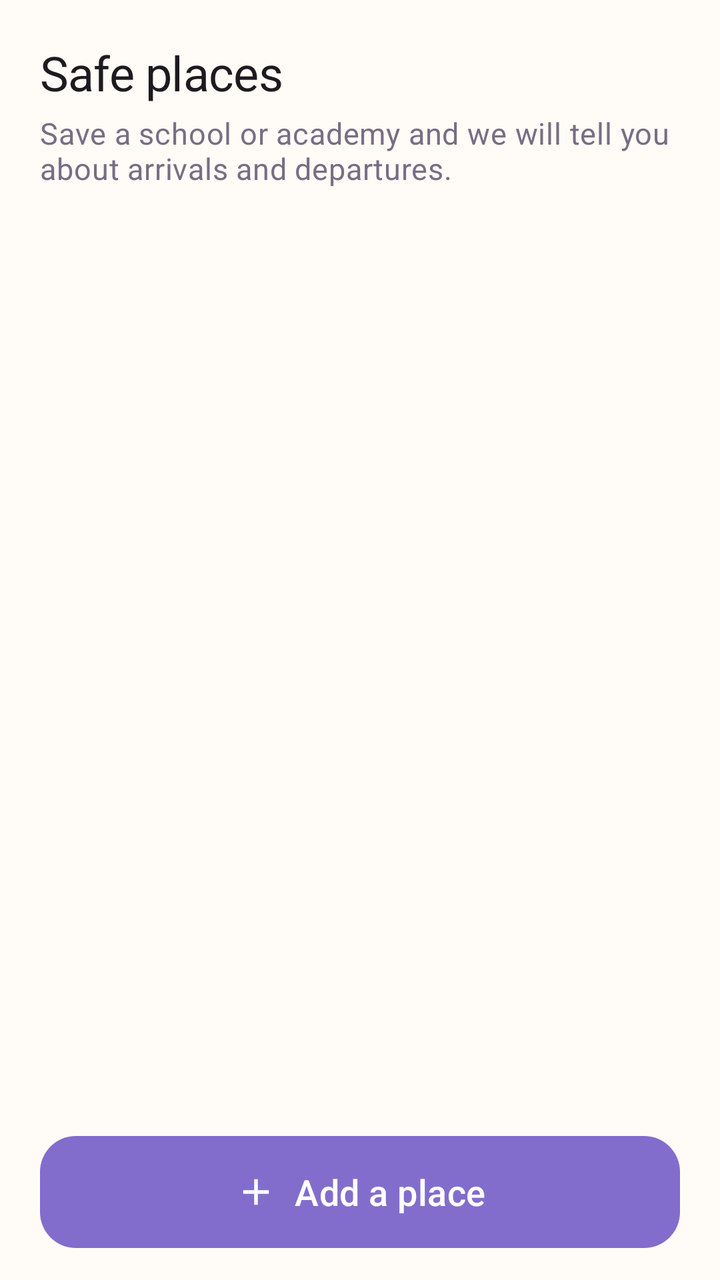
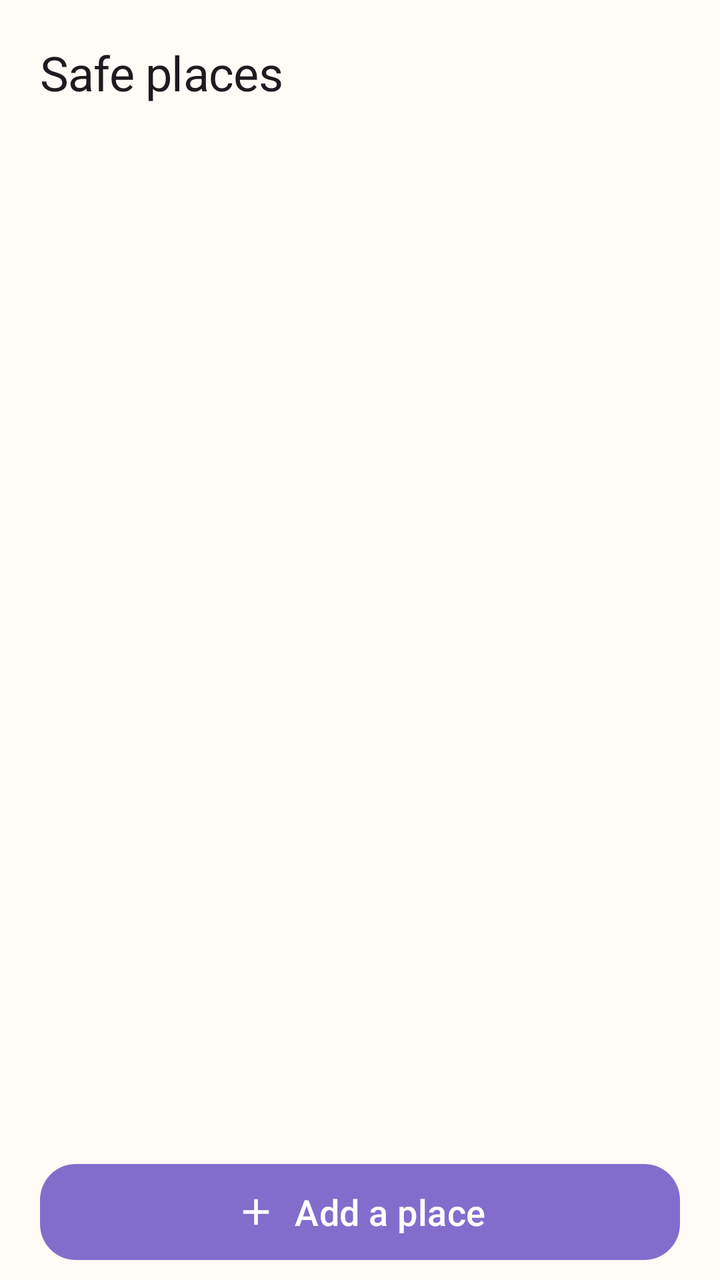

Screens rendered from an Android XML layout before and after an edit, with the pre-edit source and the edit as a unified diff.
<!-- AndroidManifest.xml: application theme Theme.KidCare -->
<!-- res/layout/fragment_place.xml -->
<?xml version="1.0" encoding="utf-8"?>
<FrameLayout xmlns:android="http://schemas.android.com/apk/res/android"
    xmlns:app="http://schemas.android.com/apk/res-auto"
    android:layout_width="match_parent"
    android:layout_height="match_parent">

    
    <LinearLayout
        android:id="@+id/list_pane"
        android:layout_width="match_parent"
        android:layout_height="match_parent"
        android:orientation="vertical">

        <LinearLayout
            android:layout_width="match_parent"
            android:layout_height="wrap_content"
            android:orientation="vertical"
            android:paddingHorizontal="@dimen/edge"
            android:paddingTop="20dp"
            android:paddingBottom="12dp">

            <TextView
                android:layout_width="match_parent"
                android:layout_height="wrap_content"
                android:text="@string/place_header_title"
                android:textAppearance="?attr/textAppearanceHeadlineSmall" />

            <TextView
                android:layout_width="match_parent"
                android:layout_height="wrap_content"
                android:layout_marginTop="4dp"
                android:text="@string/place_header_subtitle"
                android:textAppearance="?attr/textAppearanceBodyMedium"
                android:textColor="?attr/colorOnSurfaceVariant" />
        </LinearLayout>

        
        <TextView
            android:id="@+id/place_state"
            android:layout_width="match_parent"
            android:layout_height="wrap_content"
            android:paddingHorizontal="@dimen/edge"
            android:paddingVertical="16dp"
            android:textAppearance="?attr/textAppearanceBodyMedium"
            android:textColor="?attr/colorOnSurfaceVariant"
            android:visibility="gone" />

        
        <LinearLayout
            android:id="@+id/sync_pending_bar"
            android:layout_width="match_parent"
            android:layout_height="wrap_content"
            android:background="?attr/colorErrorContainer"
            android:baselineAligned="false"
            android:gravity="center_vertical"
            android:orientation="horizontal"
            android:paddingHorizontal="@dimen/edge"
            android:paddingVertical="8dp"
            android:visibility="gone">

            <TextView
                android:layout_width="0dp"
                android:layout_height="wrap_content"
                android:layout_weight="1"
                android:text="@string/place_sync_pending"
                android:textAppearance="?attr/textAppearanceBodyMedium"
                android:textColor="?attr/colorOnErrorContainer" />

            
            <com.google.android.material.button.MaterialButton
                android:id="@+id/sync_retry_button"
                style="@style/Widget.KidCare.Button.Text"
                android:layout_width="wrap_content"
                android:layout_height="wrap_content"
                android:layout_marginStart="8dp"
                android:minHeight="48dp"
                android:text="@string/place_sync_retry"
                android:textColor="?attr/colorOnErrorContainer" />
        </LinearLayout>

        
        <TextView
            android:id="@+id/place_limit_notice"
            android:layout_width="match_parent"
            android:layout_height="wrap_content"
            android:background="?attr/colorSurfaceVariant"
            android:paddingHorizontal="@dimen/edge"
            android:paddingVertical="10dp"
            android:textAppearance="?attr/textAppearanceBodyMedium"
            android:textColor="?attr/colorOnSurfaceVariant"
            android:visibility="gone" />

        <FrameLayout
            android:layout_width="match_parent"
            android:layout_height="0dp"
            android:layout_weight="1">

            <androidx.recyclerview.widget.RecyclerView
                android:id="@+id/place_list"
                android:layout_width="match_parent"
                android:layout_height="match_parent"
                android:clipToPadding="false"
                android:paddingTop="4dp"
                android:paddingBottom="12dp" />

            
            <LinearLayout
                android:id="@+id/place_empty"
                android:layout_width="match_parent"
                android:layout_height="wrap_content"
                android:layout_gravity="center"
                android:gravity="center_horizontal"
                android:orientation="vertical"
                android:paddingHorizontal="@dimen/edge"
                android:paddingVertical="24dp"
                android:visibility="gone">

                <ImageView
                    android:layout_width="104dp"
                    android:layout_height="104dp"
                    android:alpha="0.9"
                    android:importantForAccessibility="no"
                    android:src="@drawable/ic_mascot" />

                <TextView
                    android:id="@+id/place_empty_text"
                    android:layout_width="match_parent"
                    android:layout_height="wrap_content"
                    android:layout_marginTop="16dp"
                    android:gravity="center"
                    android:lineSpacingExtra="3dp"
                    android:text="@string/place_empty"
                    android:textAppearance="?attr/textAppearanceBodyMedium"
                    android:textColor="?attr/colorOnSurfaceVariant" />
            </LinearLayout>
        </FrameLayout>

        <com.google.android.material.button.MaterialButton
            android:id="@+id/add_button"
            android:layout_width="match_parent"
            android:layout_height="56dp"
            android:layout_marginHorizontal="@dimen/edge"
            android:layout_marginTop="8dp"
            android:layout_marginBottom="16dp"
            android:text="@string/place_add"
            android:textAppearance="?attr/textAppearanceTitleMedium"
            app:icon="@drawable/ic_add"
            app:iconGravity="textStart"
            app:iconPadding="8dp"
            app:iconSize="22dp" />
    </LinearLayout>

    
    <ScrollView
        android:id="@+id/editor_pane"
        android:layout_width="match_parent"
        android:layout_height="match_parent"
        android:background="?attr/colorSurface"
        android:fillViewport="true"
        android:visibility="gone">

        <LinearLayout
            android:layout_width="match_parent"
            android:layout_height="wrap_content"
            android:orientation="vertical"
            android:padding="16dp">

            <TextView
                android:id="@+id/editor_title"
                android:layout_width="match_parent"
                android:layout_height="wrap_content"
                android:textAppearance="?attr/textAppearanceHeadlineSmall" />

            <TextView
                android:layout_width="match_parent"
                android:layout_height="wrap_content"
                android:layout_marginTop="20dp"
                android:text="@string/place_editor_name_label"
                android:textAppearance="?attr/textAppearanceTitleMedium" />

            <com.google.android.material.textfield.TextInputLayout
                android:layout_width="match_parent"
                android:layout_height="wrap_content"
                android:layout_marginTop="8dp"
                android:hint="@string/place_editor_name_hint">

                <com.google.android.material.textfield.TextInputEditText
                    android:id="@+id/name_input"
                    android:layout_width="match_parent"
                    android:layout_height="wrap_content"
                    android:autofillHints="name"
                    android:importantForAutofill="no"
                    android:inputType="text"
                    android:maxLength="20"
                    android:minHeight="56dp"
                    android:textAppearance="?attr/textAppearanceBodyLarge" />
            </com.google.android.material.textfield.TextInputLayout>

            <TextView
                android:id="@+id/editor_name_error"
                android:layout_width="match_parent"
                android:layout_height="wrap_content"
                android:layout_marginTop="6dp"
                android:text="@string/place_editor_name_required"
                android:textAppearance="?attr/textAppearanceBodySmall"
                android:textColor="?attr/colorError"
                android:visibility="gone" />

            <TextView
                android:layout_width="match_parent"
                android:layout_height="wrap_content"
                android:layout_marginTop="20dp"
                android:text="@string/place_editor_map_label"
                android:textAppearance="?attr/textAppearanceTitleMedium" />

            <TextView
                android:layout_width="match_parent"
                android:layout_height="wrap_content"
                android:layout_marginTop="4dp"
                android:text="@string/place_editor_map_hint"
                android:textAppearance="?attr/textAppearanceBodySmall"
                android:textColor="?attr/colorOnSurfaceVariant" />

            
            <TextView
                android:id="@+id/editor_map_notice"
                android:layout_width="match_parent"
                android:layout_height="wrap_content"
                android:layout_marginTop="4dp"
                android:text="@string/place_editor_no_child_location"
                android:textAppearance="?attr/textAppearanceBodySmall"
                android:textColor="?attr/colorError"
                android:visibility="gone" />

            
            <FrameLayout
                android:layout_width="match_parent"
                android:layout_height="260dp"
                android:layout_marginTop="8dp">

                <com.naver.maps.map.MapView
                    android:id="@+id/place_map"
                    android:layout_width="match_parent"
                    android:layout_height="match_parent" />

                <ImageView
                    android:layout_width="48dp"
                    android:layout_height="48dp"
                    android:layout_gravity="center"
                    android:clickable="false"
                    android:contentDescription="@string/place_editor_map_hint"
                    android:focusable="false"
                    android:src="@drawable/ic_map_crosshair" />
            </FrameLayout>

            <TextView
                android:layout_width="match_parent"
                android:layout_height="wrap_content"
                android:layout_marginTop="20dp"
                android:text="@string/place_editor_radius_label"
                android:textAppearance="?attr/textAppearanceTitleMedium" />

            
            <TextView
                android:id="@+id/radius_value"
                android:layout_width="match_parent"
                android:layout_height="wrap_content"
                android:layout_marginTop="4dp"
                android:textAppearance="?attr/textAppearanceBodyLarge" />

            <com.google.android.material.slider.Slider
                android:id="@+id/radius_slider"
                android:layout_width="match_parent"
                android:layout_height="wrap_content"
                android:layout_marginTop="4dp"
                android:stepSize="50"
                android:valueFrom="100"
                android:valueTo="1000" />

            <TextView
                android:layout_width="match_parent"
                android:layout_height="wrap_content"
                android:layout_marginTop="12dp"
                android:text="@string/place_editor_notify_label"
                android:textAppearance="?attr/textAppearanceTitleMedium" />

            
            <com.google.android.material.materialswitch.MaterialSwitch
                android:id="@+id/notify_enter_switch"
                android:layout_width="match_parent"
                android:layout_height="wrap_content"
                android:layout_marginTop="8dp"
                android:minHeight="52dp"
                android:saveEnabled="false"
                android:text="@string/place_editor_notify_enter"
                android:textAppearance="?attr/textAppearanceBodyLarge" />

            <com.google.android.material.materialswitch.MaterialSwitch
                android:id="@+id/notify_exit_switch"
                android:layout_width="match_parent"
                android:layout_height="wrap_content"
                android:minHeight="52dp"
                android:saveEnabled="false"
                android:text="@string/place_editor_notify_exit"
                android:textAppearance="?attr/textAppearanceBodyLarge" />

            
            <TextView
                android:id="@+id/notify_none_hint"
                android:layout_width="match_parent"
                android:layout_height="wrap_content"
                android:layout_marginTop="4dp"
                android:text="@string/place_editor_notify_none_hint"
                android:textAppearance="?attr/textAppearanceBodySmall"
                android:textColor="?attr/colorOnSurfaceVariant"
                android:visibility="gone" />

            <LinearLayout
                android:layout_width="match_parent"
                android:layout_height="wrap_content"
                android:layout_marginTop="20dp"
                android:gravity="center_vertical"
                android:orientation="horizontal">

                <ProgressBar
                    android:id="@+id/editor_progress"
                    style="?android:attr/progressBarStyleSmall"
                    android:layout_width="20dp"
                    android:layout_height="20dp"
                    android:layout_marginEnd="10dp"
                    android:visibility="gone" />

                <TextView
                    android:id="@+id/editor_status"
                    android:layout_width="0dp"
                    android:layout_height="wrap_content"
                    android:layout_weight="1"
                    android:textAppearance="?attr/textAppearanceBodyMedium"
                    android:visibility="gone" />
            </LinearLayout>

            <LinearLayout
                android:layout_width="match_parent"
                android:layout_height="wrap_content"
                android:layout_marginTop="16dp"
                android:orientation="horizontal">

                <com.google.android.material.button.MaterialButton
                    android:id="@+id/editor_cancel_button"
                    style="@style/Widget.KidCare.Button.Text"
                    android:layout_width="0dp"
                    android:layout_height="56dp"
                    android:layout_weight="1"
                    android:text="@string/place_editor_cancel" />

                <com.google.android.material.button.MaterialButton
                    android:id="@+id/editor_save_button"
                    android:layout_width="0dp"
                    android:layout_height="56dp"
                    android:layout_marginStart="8dp"
                    android:layout_weight="1"
                    android:text="@string/place_editor_save"
                    android:textAppearance="?attr/textAppearanceTitleMedium" />
            </LinearLayout>
        </LinearLayout>
    </ScrollView>
</FrameLayout>
<!-- resources referenced by this layout -->
<resources>
  <dimen name="edge">20dp</dimen>
  <!-- drawable ic_mascot (drawable) -->
  <?xml version="1.0" encoding="utf-8"?>
  <vector xmlns:android="http://schemas.android.com/apk/res/android"
      android:width="120dp"
      android:height="120dp"
      android:viewportWidth="120"
      android:viewportHeight="120">
  
      <path
          android:pathData="M60,4 a55,55 0 1,0 0,110 a55,55 0 1,0 0,-110 Z"
          android:fillColor="@color/mascot_bg" />
  
      
      <path
          android:pathData="M60,34 L60,20"
          android:strokeColor="@color/mascot_leaf"
          android:strokeWidth="6"
          android:strokeLineCap="round" />
  
      
      <path
          android:pathData="M58,27 C47,27 40,20 40,11 C51,11 58,18 58,27 Z"
          android:fillColor="@color/mascot_leaf" />
      <path
          android:pathData="M62,22 C72,22 78,16 78,8 C68,8 62,14 62,22 Z"
          android:fillColor="@color/mascot_leaf" />
  
      
      <path
          android:pathData="M22,68 a38,38 0 1,0 76,0 a38,38 0 1,0 -76,0 Z"
          android:fillColor="@color/mascot_face"
          android:strokeColor="@color/mascot_line"
          android:strokeWidth="3.5" />
  
      
      <path
          android:pathData="M31,80 a7,7 0 1,0 14,0 a7,7 0 1,0 -14,0 Z"
          android:fillColor="@color/mascot_cheek" />
      <path
          android:pathData="M75,80 a7,7 0 1,0 14,0 a7,7 0 1,0 -14,0 Z"
          android:fillColor="@color/mascot_cheek" />
  
      
      <path
          android:pathData="M41,63 a5,5 0 1,0 10,0 a5,5 0 1,0 -10,0 Z"
          android:fillColor="@color/mascot_line" />
      <path
          android:pathData="M69,63 a5,5 0 1,0 10,0 a5,5 0 1,0 -10,0 Z"
          android:fillColor="@color/mascot_line" />
  
      
      <path
          android:pathData="M50,80 Q60,91 70,80"
          android:strokeColor="@color/mascot_line"
          android:strokeWidth="5"
          android:strokeLineCap="round" />
  </vector>
  <string name="place_add" formatted="false">Add a place</string>
  <string name="place_editor_cancel" formatted="false">Cancel</string>
  <string name="place_editor_map_label" formatted="false">Where is it</string>
  <string name="place_editor_name_hint" formatted="false">School, academy, grandma\'s house…</string>
  <string name="place_editor_name_label" formatted="false">Place name</string>
  <string name="place_editor_notify_enter" formatted="false">Alert on arrival</string>
  <string name="place_editor_notify_exit" formatted="false">Alert on leaving</string>
  <string name="place_editor_notify_label" formatted="false">When should we tell you</string>
  <string name="place_editor_radius_label" formatted="false">How close counts</string>
  <string name="place_editor_save" formatted="false">Save</string>
  <string name="place_header_subtitle" formatted="false">Save a school or academy and we will tell you about arrivals and departures.</string>
  <string name="place_header_title" formatted="false">Safe places</string>
  <string name="place_sync_retry" formatted="false">Try telling again</string>
  <color name="mascot_bg">#CFEDE7</color>
  <color name="mascot_leaf">#3B9B73</color>
  <color name="mascot_face">#FFD9A8</color>
  <color name="mascot_line">#173E37</color>
  <color name="mascot_cheek">#FFB8B8</color>
  <color name="sky">#826DCC</color>
  <color name="on_accent">#FFFFFF</color>
  <color name="sky_soft">#EEE9FF</color>
  <color name="ink">#342D3F</color>
  <color name="apricot">#F2A05F</color>
  <color name="apricot_soft">#FFF0E2</color>
  <color name="on_apricot_soft">#5A3216</color>
  <color name="grass">#7E9D68</color>
  <color name="grass_soft">#EDF4E7</color>
  <color name="berry_ink">#B64C66</color>
  <color name="paper_card">#FFFEFC</color>
  <color name="berry_soft">#FDE8F2</color>
  <color name="on_berry_soft">#5B213C</color>
  <color name="paper">#FFFBF6</color>
  <color name="paper_fold">#F5F0FF</color>
  <color name="ink_soft">#776E84</color>
  <color name="line">#A398AE</color>
  <color name="line_soft">#E9E1ED</color>
  <!-- unchanged entries left out for length: 37 -->
</resources>

<!-- the commit's change to res/layout/fragment_place.xml (unified diff, before → after) -->
@@ -24,14 +24,6 @@
                 android:layout_height="wrap_content"
                 android:text="@string/place_header_title"
                 android:textAppearance="?attr/textAppearanceHeadlineSmall" />
-
-            <TextView
-                android:layout_width="match_parent"
-                android:layout_height="wrap_content"
-                android:layout_marginTop="4dp"
-                android:text="@string/place_header_subtitle"
-                android:textAppearance="?attr/textAppearanceBodyMedium"
-                android:textColor="?attr/colorOnSurfaceVariant" />
         </LinearLayout>
 
         
@@ -120,7 +112,7 @@
                     android:layout_height="104dp"
                     android:alpha="0.9"
                     android:importantForAccessibility="no"
-                    android:src="@drawable/ic_mascot" />
+                    android:src="@drawable/mascot_3d" />
 
                 <TextView
                     android:id="@+id/place_empty_text"
@@ -138,10 +130,10 @@
         <com.google.android.material.button.MaterialButton
             android:id="@+id/add_button"
             android:layout_width="match_parent"
-            android:layout_height="56dp"
+            android:layout_height="48dp"
             android:layout_marginHorizontal="@dimen/edge"
-            android:layout_marginTop="8dp"
-            android:layout_marginBottom="16dp"
+            android:layout_marginTop="6dp"
+            android:layout_marginBottom="10dp"
             android:text="@string/place_add"
             android:textAppearance="?attr/textAppearanceTitleMedium"
             app:icon="@drawable/ic_add"
<!-- resource entries referenced after the edit -->
@@ -1,63 +1,7 @@
 <!-- resources referenced by this layout -->
 <resources>
   <dimen name="edge">20dp</dimen>
-  <!-- drawable ic_mascot (drawable) -->
-  <?xml version="1.0" encoding="utf-8"?>
-  <vector xmlns:android="http://schemas.android.com/apk/res/android"
-      android:width="120dp"
-      android:height="120dp"
-      android:viewportWidth="120"
-      android:viewportHeight="120">
-  
-      <path
-          android:pathData="M60,4 a55,55 0 1,0 0,110 a55,55 0 1,0 0,-110 Z"
-          android:fillColor="@color/mascot_bg" />
-  
-      
-      <path
-          android:pathData="M60,34 L60,20"
-          android:strokeColor="@color/mascot_leaf"
-          android:strokeWidth="6"
-          android:strokeLineCap="round" />
-  
-      
-      <path
-          android:pathData="M58,27 C47,27 40,20 40,11 C51,11 58,18 58,27 Z"
-          android:fillColor="@color/mascot_leaf" />
-      <path
-          android:pathData="M62,22 C72,22 78,16 78,8 C68,8 62,14 62,22 Z"
-          android:fillColor="@color/mascot_leaf" />
-  
-      
-      <path
-          android:pathData="M22,68 a38,38 0 1,0 76,0 a38,38 0 1,0 -76,0 Z"
-          android:fillColor="@color/mascot_face"
-          android:strokeColor="@color/mascot_line"
-          android:strokeWidth="3.5" />
-  
-      
-      <path
-          android:pathData="M31,80 a7,7 0 1,0 14,0 a7,7 0 1,0 -14,0 Z"
-          android:fillColor="@color/mascot_cheek" />
-      <path
-          android:pathData="M75,80 a7,7 0 1,0 14,0 a7,7 0 1,0 -14,0 Z"
-          android:fillColor="@color/mascot_cheek" />
-  
-      
-      <path
-          android:pathData="M41,63 a5,5 0 1,0 10,0 a5,5 0 1,0 -10,0 Z"
-          android:fillColor="@color/mascot_line" />
-      <path
-          android:pathData="M69,63 a5,5 0 1,0 10,0 a5,5 0 1,0 -10,0 Z"
-          android:fillColor="@color/mascot_line" />
-  
-      
-      <path
-          android:pathData="M50,80 Q60,91 70,80"
-          android:strokeColor="@color/mascot_line"
-          android:strokeWidth="5"
-          android:strokeLineCap="round" />
-  </vector>
+  <!-- drawable mascot_3d: png bitmap (drawable-nodpi, 375382 bytes) -->
   <string name="place_add" formatted="false">Add a place</string>
   <string name="place_editor_cancel" formatted="false">Cancel</string>
   <string name="place_editor_map_label" formatted="false">Where is it</string>
@@ -68,14 +12,8 @@
   <string name="place_editor_notify_label" formatted="false">When should we tell you</string>
   <string name="place_editor_radius_label" formatted="false">How close counts</string>
   <string name="place_editor_save" formatted="false">Save</string>
-  <string name="place_header_subtitle" formatted="false">Save a school or academy and we will tell you about arrivals and departures.</string>
   <string name="place_header_title" formatted="false">Safe places</string>
   <string name="place_sync_retry" formatted="false">Try telling again</string>
-  <color name="mascot_bg">#CFEDE7</color>
-  <color name="mascot_leaf">#3B9B73</color>
-  <color name="mascot_face">#FFD9A8</color>
-  <color name="mascot_line">#173E37</color>
-  <color name="mascot_cheek">#FFB8B8</color>
   <color name="sky">#826DCC</color>
   <color name="on_accent">#FFFFFF</color>
   <color name="sky_soft">#EEE9FF</color>
